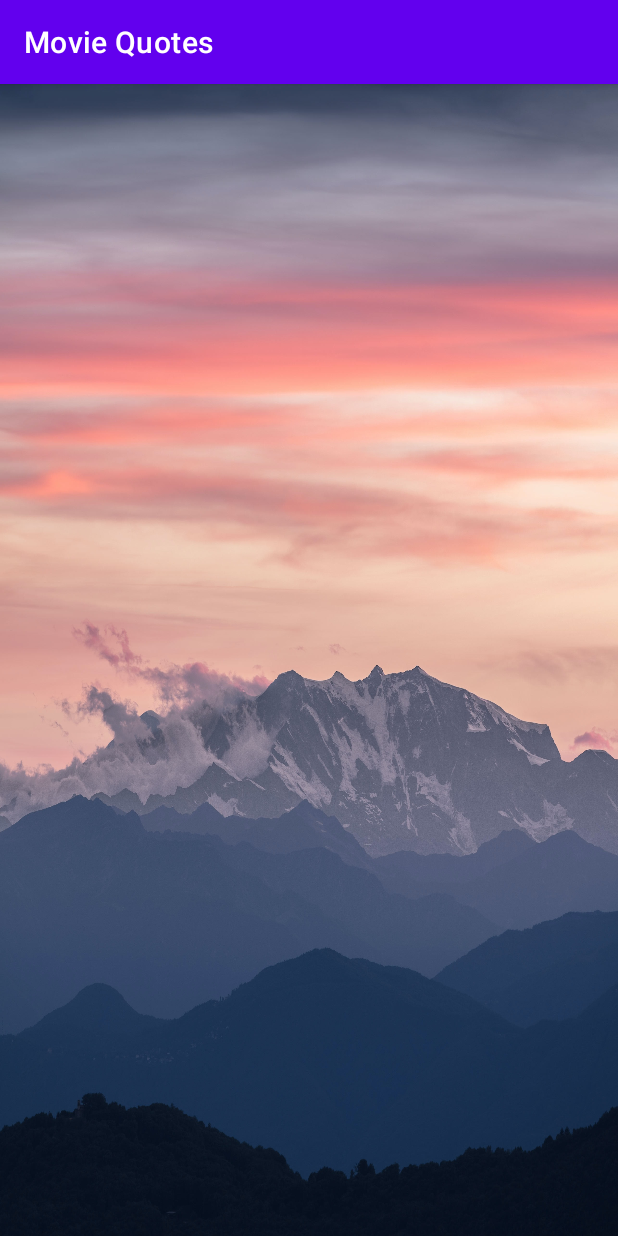
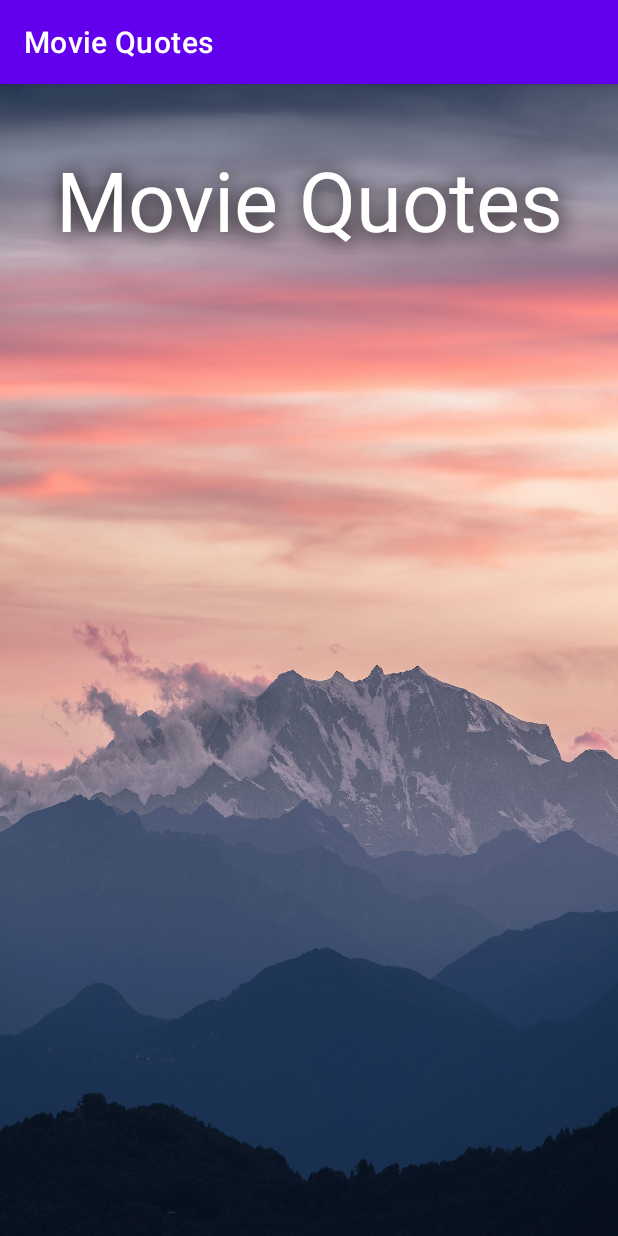
Before and after one commit to l-DoctorWhy-l/proj, an Android app: the screen it shows after launch (MainActivity), on a phone screen of 412 x 824 dp. Run offline under Robolectric (Android 15) with nearby library versions, the phone set to English and light mode, and no system bars.

Commit message:
add app name on start window

```diff
--- a/app/src/main/res/layout/activity_main.xml
+++ b/app/src/main/res/layout/activity_main.xml
@@ -2,10 +2,26 @@
 <LinearLayout xmlns:android="http://schemas.android.com/apk/res/android"
     xmlns:app="http://schemas.android.com/apk/res-auto"
     xmlns:tools="http://schemas.android.com/tools"
-    android:layout_width="match_parent"
+    android:layout_width="wrap_content"
     android:layout_height="match_parent"
     android:background="@drawable/bg"
-    tools:context=".MainActivity">
+    tools:context=".MainActivity"
+    >
 
 
+    <TextView
+        android:id="@+id/textView"
+        android:layout_width="wrap_content"
+        android:layout_height="wrap_content"
+        android:layout_weight="1"
+        android:text="@string/app_name"
+        android:textColor="@color/white"
+        android:textSize="55sp"
+        android:shadowColor="@color/black"
+        android:shadowDx="2"
+        android:shadowDy="2"
+        android:shadowRadius="18"
+        android:textAlignment="center"
+        android:layout_marginTop="40dp"
+        />
 </LinearLayout>
```
